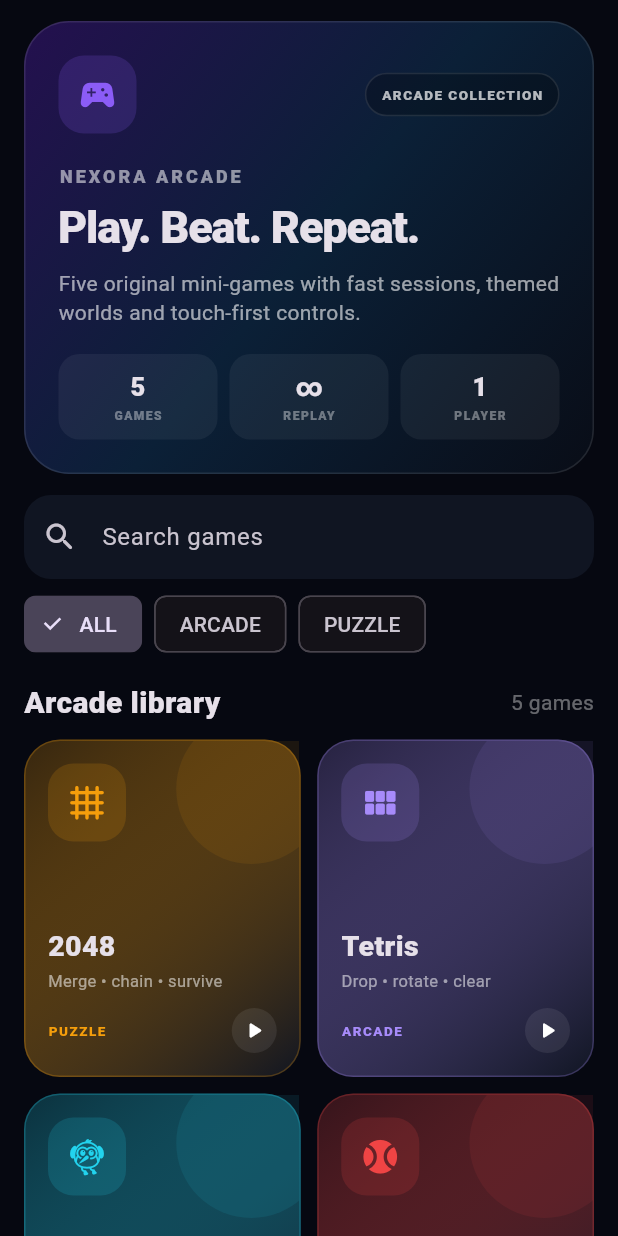
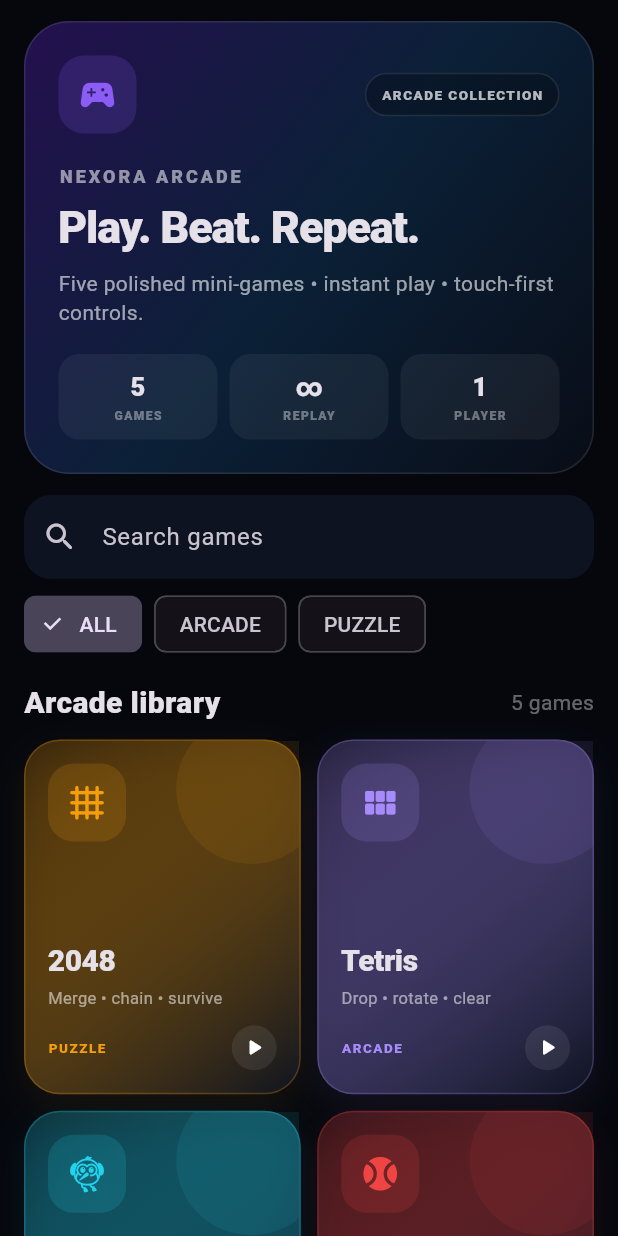
Before and after one commit to sepeleeee35-arch/Nexora, a Flutter app: the NexoraGameHub screen opened directly, on a phone screen of 412 x 824 dp. Run offline on Flutter 3.47's test engine with Material 3 defaults, Android fonts, the phone set to English and light mode, and no system bars; our stand-ins replace audioplayers, google_sign_in, image_picker, shared_preferences; missing offline and left inert: google_sign_in_web; accounts and stored records are empty.

Commit message:
Polish Nexora arcade UI and game presentation

```diff
--- a/lib/games/game_hub.dart
+++ b/lib/games/game_hub.dart
@@ -4,8 +4,8 @@ import 'package:flutter/material.dart';
 
 String? nexoraActiveAccountId;
 
-const bg = Color(0xFF060811);
-const panel = Color(0xFF101522);
+const bg = Color(0xFF05070D);
+const panel = Color(0xFF0D1320);
 const purple = Color(0xFF8B5CF6);
 
 class NexoraGameHub extends StatefulWidget {
@@ -79,7 +79,7 @@ class _NexoraGameHubState extends State<NexoraGameHub> {
                   const SizedBox(height: 4),
                   const Text('Play. Beat. Repeat.', style: TextStyle(fontSize: 30, fontWeight: FontWeight.w900, letterSpacing: -.8)),
                   const SizedBox(height: 7),
-                  const Text('Five original mini-games with fast sessions, themed worlds and touch-first controls.', style: TextStyle(color: Colors.white60, height: 1.35)),
+                  const Text('Five polished mini-games • instant play • touch-first controls.', style: TextStyle(color: Colors.white60, height: 1.35)),
                   const SizedBox(height: 18),
                   Row(children: const [
                     _MiniStat('5', 'GAMES'),
@@ -129,7 +129,7 @@ class _NexoraGameHubState extends State<NexoraGameHub> {
               physics: const NeverScrollableScrollPhysics(),
               itemCount: visible.length,
               gridDelegate: const SliverGridDelegateWithFixedCrossAxisCount(
-                crossAxisCount: 2, crossAxisSpacing: 11, mainAxisSpacing: 11, childAspectRatio: .82,
+                crossAxisCount: 2, crossAxisSpacing: 11, mainAxisSpacing: 11, childAspectRatio: .78,
               ),
               itemBuilder: (_, i) {
                 final game = visible[i];
@@ -189,6 +189,7 @@ class _GameCard extends StatelessWidget {
     borderRadius: BorderRadius.circular(24),
     child: Container(
       decoration: BoxDecoration(
+        boxShadow: [BoxShadow(color: game.color.withOpacity(.08), blurRadius: 20, offset: const Offset(0, 8))],
         borderRadius: BorderRadius.circular(24),
         gradient: LinearGradient(colors: [game.color.withOpacity(.20), panel], begin: Alignment.topLeft, end: Alignment.bottomRight),
         border: Border.all(color: game.color.withOpacity(.25)),
@@ -204,7 +205,7 @@ class _GameCard extends StatelessWidget {
               child: Icon(game.icon, color: game.color, size: 27),
             ),
             const Spacer(),
-            Text(game.name, style: const TextStyle(fontSize: 19, fontWeight: FontWeight.w900)),
+            Text(game.name, style: const TextStyle(fontSize: 20, fontWeight: FontWeight.w900, letterSpacing: -.3)),
             const SizedBox(height: 3),
             Text(game.subtitle, maxLines: 2, style: const TextStyle(fontSize: 11, color: Colors.white54, height: 1.25)),
             const SizedBox(height: 11),
@@ -422,7 +423,7 @@ class _TwentyState extends State<_Twenty> {
                 onPressed: previous.every((v) => v == 0) ? null : () => setState(() { board = List<int>.from(previous); score = previousScore; gameOver = false; previous = List.filled(16, 0); }),
                 icon: const Icon(Icons.undo_rounded),
               ),
-              if (gameOver) FilledButton(onPressed: () => setState(_reset), child: const Text('RETRY')),
+              if (gameOver) FilledButton.icon(onPressed: () => setState(_reset), icon: const Icon(Icons.refresh_rounded, size: 17), label: const Text('RETRY')),
             ]),
           ),
         ]),
@@ -577,7 +578,7 @@ class _TetrisState extends State<_Tetris> {
           Padding(
             padding: const EdgeInsets.fromLTRB(18, 6, 18, 15),
             child: Row(children: [
-              Text('NEXT $next', style: const TextStyle(fontSize: 10, color: Colors.white38, fontWeight: FontWeight.w900)),
+              Column(crossAxisAlignment: CrossAxisAlignment.start, children: [const Text('NEXT', style: TextStyle(fontSize: 9, color: Colors.white38, fontWeight: FontWeight.w900)), const SizedBox(height: 2), Text('PIECE ${next + 1}', style: const TextStyle(fontSize: 11, fontWeight: FontWeight.w900))]),
               const Spacer(),
               FilledButton(onPressed: over ? () => setState(_reset) : _start, child: Text(over ? 'PLAY AGAIN' : (running ? 'DROP' : 'START'))),
             ]),
@@ -694,7 +695,7 @@ class _FlappyState extends State<_Flappy> {
               const SizedBox(height: 8),
               Text(over ? 'TRY AGAIN' : 'SKY DASH', style: const TextStyle(fontSize: 25, fontWeight: FontWeight.w900)),
               const SizedBox(height: 6),
-              const Text('TAP • FLY • PASS THE GATES', style: TextStyle(color: Colors.white54, fontSize: 10, fontWeight: FontWeight.w900, letterSpacing: 1)),
+              const Text('TAP TO FLAP • AVOID THE GATES', style: TextStyle(color: Colors.white54, fontSize: 10, fontWeight: FontWeight.w900, letterSpacing: 1)),
             ]),
           )),
         ]),
@@ -807,7 +808,7 @@ class _BreakoutState extends State<_Breakout> {
             const Spacer(),
             Text('LIVES $lives', style: const TextStyle(color: Color(0xFFFCA5A5), fontWeight: FontWeight.w900, fontSize: 12)),
           ])),
-          if (!running) Center(child: Text(over ? (lives <= 0 ? 'GAME OVER' : 'CLEARED!') : 'DRAG • TAP TO START', style: const TextStyle(fontSize: 19, fontWeight: FontWeight.w900, letterSpacing: 1))),
+          if (!running) Center(child: Container(padding: const EdgeInsets.symmetric(horizontal: 22, vertical: 15), decoration: BoxDecoration(color: Colors.black45, borderRadius: BorderRadius.circular(20), border: Border.all(color: Colors.white10)), child: Text(over ? (lives <= 0 ? 'GAME OVER' : 'LEVEL CLEAR') : 'DRAG PADDLE • TAP TO START', textAlign: TextAlign.center, style: const TextStyle(fontSize: 15, fontWeight: FontWeight.w900, letterSpacing: .8)))),
         ]),
       ),
     ),
```
